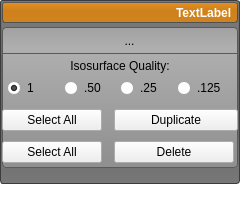
This is src/Interface/AppInterface/LayerGroupWidget.ui in SCIInstitute/Seg3D as Qt 5 draws it before an edit. The edited form follows.
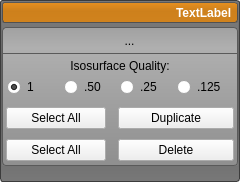
This is the edited form. Icons and pictures are not drawn. Custom widgets are drawn as their Qt base class.

Commit message: fixed the corrupt nerd crashing the program bug. added VTK importing through the ITK importer. cleaned up some layer widget code fixed a bug with the checkbox not being visible on a new layer, even when all the current layers have theirs showing made sure that when the layer group is changed that the button overlay is hidden made the Progress not a popup

Patch:
```diff
--- a/src/Interface/AppInterface/LayerGroupWidget.ui
+++ b/src/Interface/AppInterface/LayerGroupWidget.ui
@@ -7,7 +7,7 @@
     <x>0</x>
     <y>0</y>
     <width>240</width>
-    <height>198</height>
+    <height>191</height>
    </rect>
   </property>
   <property name="sizePolicy">
@@ -750,7 +750,7 @@
                       <verstretch>0</verstretch>
                      </sizepolicy>
                     </property>
-                    <layout class="QHBoxLayout" name="horizontalLayout_24">
+                    <layout class="QHBoxLayout" name="horizontalLayout_24" stretch="1,1,1,1">
                      <property name="spacing">
                       <number>0</number>
                      </property>
@@ -812,7 +812,16 @@
                   <property name="spacing">
                    <number>12</number>
                   </property>
-                  <property name="margin">
+                  <property name="leftMargin">
+                   <number>4</number>
+                  </property>
+                  <property name="topMargin">
+                   <number>0</number>
+                  </property>
+                  <property name="rightMargin">
+                   <number>4</number>
+                  </property>
+                  <property name="bottomMargin">
                    <number>0</number>
                   </property>
                   <item>
@@ -869,7 +878,7 @@
                       <number>12</number>
                      </property>
                      <property name="leftMargin">
-                      <number>0</number>
+                      <number>4</number>
                      </property>
                      <property name="topMargin">
                       <number>0</number>
```
The commit also changes 8 other files.
